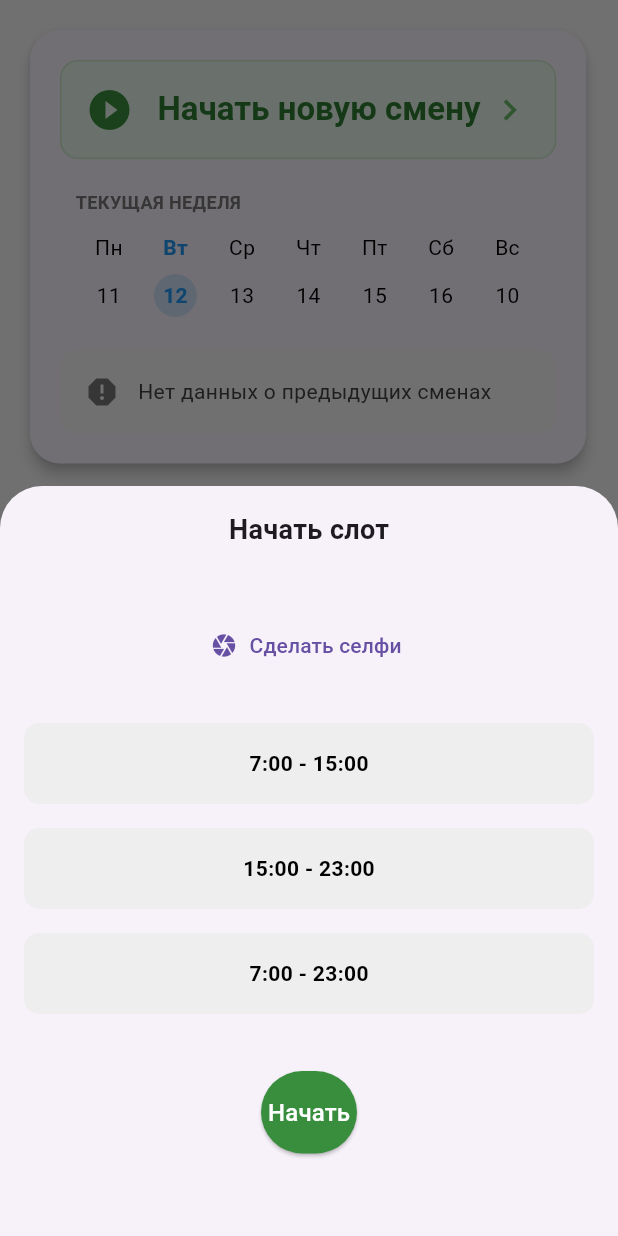
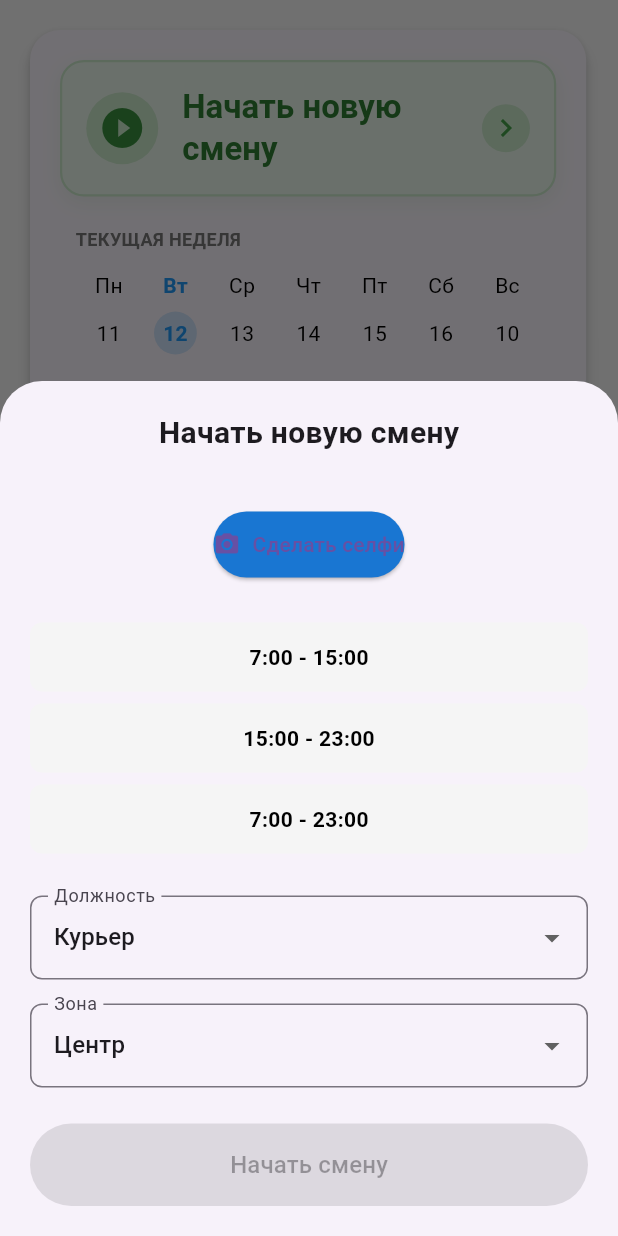
Before and after one commit to sse-evn/eomstart, a Flutter app: the SlotCard widget shown alone on an empty page, opened directly, after a tap on "Начать новую смену", on a phone screen of 412 x 824 dp. Run offline on Flutter 3.47's test engine with Material 3 defaults, Android fonts, the light colour scheme and no system bars; our stand-ins replace flutter_map, flutter_secure_storage, flutter_svg, geolocator, image_picker, latlong2 and 4 more; missing offline and left inert: flutter_map_geojson, mobile_scanner, webview_flutter_android, webview_flutter_wkwebview; accounts and stored records are empty; network calls fail.

Commit message:
new ui ux

```diff
--- a/lib/components/slot_card.dart
+++ b/lib/components/slot_card.dart
@@ -184,37 +184,71 @@ class _SlotCardState extends State<SlotCard> {
 
   Widget _buildInactiveSlot(BuildContext context, ShiftProvider provider) {
     final theme = Theme.of(context);
+    final isDarkMode = theme.brightness == Brightness.dark;
 
     return InkWell(
       onTap: () => _openSlotSetupModal(context),
-      borderRadius: BorderRadius.circular(12),
-      child: Container(
+      borderRadius: BorderRadius.circular(16),
+      hoverColor: Colors.green.withOpacity(0.1),
+      splashColor: Colors.green.withOpacity(0.2),
+      highlightColor: Colors.transparent,
+      child: AnimatedContainer(
+        duration: const Duration(milliseconds: 300),
+        curve: Curves.easeInOut,
         padding: const EdgeInsets.all(16),
         decoration: BoxDecoration(
-          color: Colors.green[50],
-          borderRadius: BorderRadius.circular(12),
-          border: Border.all(color: Colors.green[100]!),
+          color: isDarkMode
+              ? Colors.green[900]?.withOpacity(0.3)
+              : Colors.green[50],
+          borderRadius: BorderRadius.circular(16),
+          border: Border.all(
+            color: isDarkMode ? Colors.green[700]! : Colors.green[100]!,
+            width: 1.5,
+          ),
+          boxShadow: [
+            if (!isDarkMode)
+              BoxShadow(
+                color: Colors.green.withOpacity(0.1),
+                blurRadius: 10,
+                offset: const Offset(0, 4),
+              ),
+          ],
         ),
         child: Row(
           children: [
-            Icon(
+            Container(
+              padding: const EdgeInsets.all(8),
+              decoration: BoxDecoration(
+                color: isDarkMode ? Colors.green[800] : Colors.green[100],
+                shape: BoxShape.circle,
+              ),
+              child: Icon(
                 Icons.play_circle_fill,
-              color: Colors.green[700],
+                color: isDarkMode ? Colors.green[300] : Colors.green[700],
                 size: 32,
               ),
+            ),
             const SizedBox(width: 16),
-            Text(
+            Expanded(
+              child: Text(
                 'Начать новую смену',
                 style: theme.textTheme.titleLarge?.copyWith(
                   fontWeight: FontWeight.bold,
-                color: Colors.green[800],
+                  color: isDarkMode ? Colors.green[100] : Colors.green[800],
                 ),
               ),
-            const Spacer(),
-            Icon(
+            ),
+            Container(
+              padding: const EdgeInsets.all(4),
+              decoration: BoxDecoration(
+                color: isDarkMode ? Colors.green[800] : Colors.green[100],
+                shape: BoxShape.circle,
+              ),
+              child: Icon(
                 Icons.chevron_right,
-              color: Colors.green[400],
-              size: 28,
+                color: isDarkMode ? Colors.green[300] : Colors.green[600],
+                size: 24,
+              ),
             ),
           ],
         ),
--- a/lib/modals/slot_setup_modal.dart
+++ b/lib/modals/slot_setup_modal.dart
@@ -1,10 +1,10 @@
-// lib/screens/dashboard/modals/slot_setup_modal.dart
 import 'dart:io';
 import 'package:flutter/material.dart';
 import 'package:image/image.dart' as img;
 import 'package:image_picker/image_picker.dart';
 import 'package:provider/provider.dart';
 import '../../../providers/shift_provider.dart';
+import '../../../models/active_shift.dart';
 
 class SlotSetupModal extends StatefulWidget {
   const SlotSetupModal({super.key});
@@ -15,186 +15,251 @@ class SlotSetupModal extends StatefulWidget {
 
 class _SlotSetupModalState extends State<SlotSetupModal> {
   String? _selectedTime;
-  String? _position = 'Курьер';
-  String? _zone = 'Центр';
+  String _position = 'Курьер';
+  String _zone = 'Центр';
   XFile? _selfie;
-  bool _isLoading = false; // ✅ ДОБАВЛЕНО: Состояние загрузки для кнопки
+  bool _isLoading = false;
+  bool _hasActiveShift = false;
 
-  Future<void> _takeSelfie() async {
-    final ImagePicker picker = ImagePicker();
-    final XFile? image = await picker.pickImage(source: ImageSource.camera);
-    if (image != null) {
-      setState(() => _selfie = image);
+  @override
+  void initState() {
+    super.initState();
+    _checkActiveShift();
+  }
+
+  Future<void> _checkActiveShift() async {
+    try {
+      final provider = context.read<ShiftProvider>();
+      await provider.loadShifts();
+      if (mounted) {
+        setState(() {
+          _hasActiveShift = provider.slotState == SlotState.active;
+        });
+      }
+    } catch (e) {
+      if (mounted) {
+        ScaffoldMessenger.of(context).showSnackBar(
+          SnackBar(content: Text('Ошибка проверки смены: $e')),
+        );
+      }
     }
   }
 
-  // Сжатие фото
+  Future<void> _takeSelfie() async {
+    try {
+      final image = await ImagePicker().pickImage(source: ImageSource.camera);
+      if (image != null && mounted) {
+        setState(() => _selfie = image);
+      }
+    } catch (e) {
+      if (mounted) {
+        ScaffoldMessenger.of(context).showSnackBar(
+          SnackBar(content: Text('Ошибка камеры: $e')),
+        );
+      }
+    }
+  }
+
   Future<File> _compressImage(File imageFile) async {
-    final bytes = imageFile.readAsBytesSync();
+    try {
+      final bytes = await imageFile.readAsBytes();
       final original = img.decodeImage(bytes);
-    if (original == null) {
-      throw Exception("Could not decode image.");
-    }
+      if (original == null)
+        throw Exception("Не удалось обработать изображение");
+
       final resized = img.copyResize(original, width: 800);
       final jpeg = img.encodeJpg(resized, quality: 80);
-    return await imageFile.writeAsBytes(jpeg);
+      final tempFile = File('${imageFile.path}_compressed.jpg');
+      return await tempFile.writeAsBytes(jpeg);
+    } catch (e) {
+      throw Exception("Ошибка сжатия: $e");
+    }
   }
 
-  void _finish() async {
-    // ✅ ИСПРАВЛЕНИЕ: Проверяем, активен ли слот ПЕРЕД попыткой его начать
-    if (context.read<ShiftProvider>().slotState == SlotState.active) {
+  Future<void> _finish() async {
+    if (_hasActiveShift) {
       ScaffoldMessenger.of(context).showSnackBar(
-          const SnackBar(content: Text('У вас уже есть активный слот.')));
-      Navigator.pop(context); // Закрываем модальное окно
+        const SnackBar(content: Text('У вас уже есть активная смена')),
+      );
       return;
     }
 
-    if (_selectedTime == null ||
-        _position == null ||
-        _zone == null ||
-        _selfie == null) {
-      ScaffoldMessenger.of(context)
-          .showSnackBar(const SnackBar(content: Text('Заполните все поля')));
+    if (_selectedTime == null || _selfie == null) {
+      ScaffoldMessenger.of(context).showSnackBar(
+        const SnackBar(content: Text('Заполните все поля')),
+      );
       return;
     }
 
-    // ✅ ДОБАВЛЕНО: Устанавливаем состояние загрузки и перестраиваем UI
-    setState(() {
-      _isLoading = true;
-    });
+    setState(() => _isLoading = true);
 
     try {
-      final File compressedFile = await _compressImage(File(_selfie!.path));
-      final XFile compressedXFile = XFile(compressedFile.path);
+      final compressedFile = await _compressImage(File(_selfie!.path));
+      final compressedXFile = XFile(compressedFile.path);
 
       await context.read<ShiftProvider>().startSlot(
             slotTimeRange: _selectedTime!,
-            position: _position!,
-            zone: _zone!,
+            position: _position,
+            zone: _zone,
             selfie: compressedXFile,
           );
 
-      // ✅ ДОБАВЛЕНО: Проверяем, что виджет все еще в дереве, прежде чем закрывать модальное окно
+      if (mounted) Navigator.pop(context, true);
+    } catch (e) {
       if (mounted) {
-        Navigator.pop(
-            context); // Закрываем модальное окно после успешного старта
-      }
-    } catch (e) {
-      // ✅ ДОБАВЛЕНО: Проверяем, что виджет все еще в дереве, прежде чем показывать SnackBar
-      if (mounted) {
-        ScaffoldMessenger.of(context)
-            .showSnackBar(SnackBar(content: Text('Ошибка: $e')));
+        ScaffoldMessenger.of(context).showSnackBar(
+          SnackBar(content: Text('Ошибка: ${e.toString()}')),
+        );
       }
     } finally {
-      // ✅ ДОБАВЛЕНО: Убедитесь, что состояние загрузки сброшено, даже если произошла ошибка
-      if (mounted) {
-        setState(() {
-          _isLoading = false;
-        });
-      }
+      if (mounted) setState(() => _isLoading = false);
     }
   }
 
   @override
   Widget build(BuildContext context) {
-    // ✅ ИСПРАВЛЕНИЕ: Используем Consumer для прослушивания изменений ShiftProvider
-    return Consumer<ShiftProvider>(
-      builder: (context, shiftProvider, child) {
-        final bool isSlotActive = shiftProvider.slotState == SlotState.active;
-        // ✅ ДОБАВЛЕНО: Объединяем состояние активности слота и состояния загрузки
-        final bool isButtonDisabled = isSlotActive || _isLoading;
-
     return Container(
-          height: 500,
-          padding: const EdgeInsets.all(16),
+      padding: EdgeInsets.only(
+        bottom: MediaQuery.of(context).viewInsets.bottom,
+      ),
       child: SingleChildScrollView(
+        child: Padding(
+          padding: const EdgeInsets.all(20),
           child: Column(
             mainAxisSize: MainAxisSize.min,
             children: [
-                const Text('Начать слот',
-                    style:
-                        TextStyle(fontSize: 18, fontWeight: FontWeight.bold)),
+              const Text(
+                'Начать новую смену',
+                style: TextStyle(fontSize: 20, fontWeight: FontWeight.bold),
+              ),
               const SizedBox(height: 20),
               if (_selfie != null)
                 ClipRRect(
                   borderRadius: BorderRadius.circular(12),
-                    child: Image.file(File(_selfie!.path),
-                        height: 120, width: 120, fit: BoxFit.cover),
+                  child: Image.file(
+                    File(_selfie!.path),
+                    height: 120,
+                    width: 120,
+                    fit: BoxFit.cover,
                   ),
-                const SizedBox(height: 20),
-                // Отключаем кнопку "Сделать селфи", если слот активен ИЛИ идет загрузка
-                TextButton.icon(
-                  onPressed: isButtonDisabled ? null : _takeSelfie,
-                  icon: const Icon(Icons.camera),
+                ),
+              const SizedBox(height: 16),
+              ElevatedButton.icon(
+                onPressed: _hasActiveShift || _isLoading ? null : _takeSelfie,
+                icon: const Icon(Icons.camera_alt),
                 label: const Text('Сделать селфи'),
+                style: ElevatedButton.styleFrom(
+                  backgroundColor: Colors.blue[700],
+                  padding: const EdgeInsets.symmetric(vertical: 12),
                 ),
-                const SizedBox(height: 20),
-                // Отключаем кнопки выбора времени, если слот активен ИЛИ идет загрузка
-                _button(
-                    '7:00 - 15:00',
-                    _selectedTime == '7:00 - 15:00',
-                    isButtonDisabled
-                        ? () {}
-                        : () => setState(() => _selectedTime = '7:00 - 15:00')),
-                _button(
-                    '15:00 - 23:00',
-                    _selectedTime == '15:00 - 23:00',
-                    isButtonDisabled
-                        ? () {}
-                        : () =>
-                            setState(() => _selectedTime = '15:00 - 23:00')),
-                _button(
-                    '7:00 - 23:00',
-                    _selectedTime == '7:00 - 23:00',
-                    isButtonDisabled
-                        ? () {}
-                        : () => setState(() => _selectedTime = '7:00 - 23:00')),
-                const SizedBox(height: 30),
-                // ✅ ИСПРАВЛЕНИЕ: Отключаем кнопку "Начать", если слот активен ИЛИ идет загрузка
-                ElevatedButton(
-                  onPressed:
-                      isButtonDisabled ? null : _finish, // Отключаем кнопку
+              ),
+              const SizedBox(height: 24),
+              ..._buildTimeSlots(),
+              const SizedBox(height: 24),
+              _buildDropdown(
+                value: _position,
+                items: ['Курьер', 'Оператор', 'Менеджер'],
+                onChanged: (v) => setState(() => _position = v!),
+                hint: 'Должность',
+              ),
+              const SizedBox(height: 16),
+              _buildDropdown(
+                value: _zone,
+                items: ['Центр', 'Север', 'Юг', 'Запад', 'Восток'],
+                onChanged: (v) => setState(() => _zone = v!),
+                hint: 'Зона',
+              ),
+              const SizedBox(height: 24),
+              SizedBox(
+                width: double.infinity,
+                child: ElevatedButton(
+                  onPressed: _hasActiveShift ||
+                          _isLoading ||
+                          _selectedTime == null ||
+                          _selfie == null
+                      ? null
+                      : _finish,
                   style: ElevatedButton.styleFrom(
-                      backgroundColor: isButtonDisabled
-                          ? Colors.grey
-                          : Colors
-                              .green[700], // Меняем цвет для отключенной кнопки
-                      padding: const EdgeInsets.symmetric(vertical: 16)),
-                  child: Text(
-                      // ✅ ИЗМЕНЕНО: Текст кнопки меняется в зависимости от состояния
-                      _isLoading
-                          ? 'Запуск...'
-                          : (isSlotActive ? 'Слот уже активен' : 'Начать'),
-                      style: const TextStyle(
-                          fontSize: 16,
-                          color: Colors
-                              .white)), // Устанавливаем цвет текста, чтобы он был виден на сером фоне
+                    backgroundColor:
+                        _hasActiveShift ? Colors.grey : Colors.green[700],
+                    padding: const EdgeInsets.symmetric(vertical: 16),
+                  ),
+                  child: _isLoading
+                      ? const CircularProgressIndicator(color: Colors.white)
+                      : Text(
+                          _hasActiveShift
+                              ? 'Смена уже активна'
+                              : 'Начать смену',
+                          style: const TextStyle(fontSize: 16),
+                        ),
+                ),
               ),
             ],
           ),
         ),
-        );
-      },
+      ),
     );
   }
 
-  Widget _button(String text, bool selected, VoidCallback onTap) {
-    return GestureDetector(
-      onTap: onTap,
+  List<Widget> _buildTimeSlots() {
+    const slots = [
+      '7:00 - 15:00',
+      '15:00 - 23:00',
+      '7:00 - 23:00',
+    ];
+
+    return slots.map((slot) {
+      final isSelected = _selectedTime == slot;
+      return Padding(
+        padding: const EdgeInsets.symmetric(vertical: 4),
+        child: InkWell(
+          onTap: _hasActiveShift || _isLoading
+              ? null
+              : () => setState(() => _selectedTime = slot),
+          borderRadius: BorderRadius.circular(8),
           child: Container(
-        padding: const EdgeInsets.symmetric(vertical: 16),
-        margin: const EdgeInsets.symmetric(vertical: 8),
+            padding: const EdgeInsets.symmetric(vertical: 12),
             decoration: BoxDecoration(
-          color: selected ? Colors.green[700] : Colors.grey[200],
-          borderRadius: BorderRadius.circular(10),
+              color: isSelected ? Colors.green[100] : Colors.grey[100],
+              borderRadius: BorderRadius.circular(8),
               border: Border.all(
-              color: selected ? Colors.green[700]! : Colors.transparent),
+                color: isSelected ? Colors.green : Colors.transparent,
+              ),
             ),
             child: Center(
-          child: Text(text,
+              child: Text(
+                slot,
                 style: TextStyle(
-                  color: selected ? Colors.white : Colors.black,
-                  fontWeight: FontWeight.bold)),
+                  color: isSelected ? Colors.green[800] : Colors.black,
+                  fontWeight: FontWeight.bold,
+                ),
+              ),
+            ),
+          ),
+        ),
+      );
+    }).toList();
+  }
+
+  Widget _buildDropdown({
+    required String value,
+    required List<String> items,
+    required ValueChanged<String?> onChanged,
+    required String hint,
+  }) {
+    return DropdownButtonFormField<String>(
+      value: value,
+      items: items.map((item) {
+        return DropdownMenuItem(
+          value: item,
+          child: Text(item),
+        );
+      }).toList(),
+      onChanged: _hasActiveShift || _isLoading ? null : onChanged,
+      decoration: InputDecoration(
+        labelText: hint,
+        border: OutlineInputBorder(
+          borderRadius: BorderRadius.circular(8),
         ),
       ),
     );
```
Lines whose indentation alone changed are shown as unchanged.
